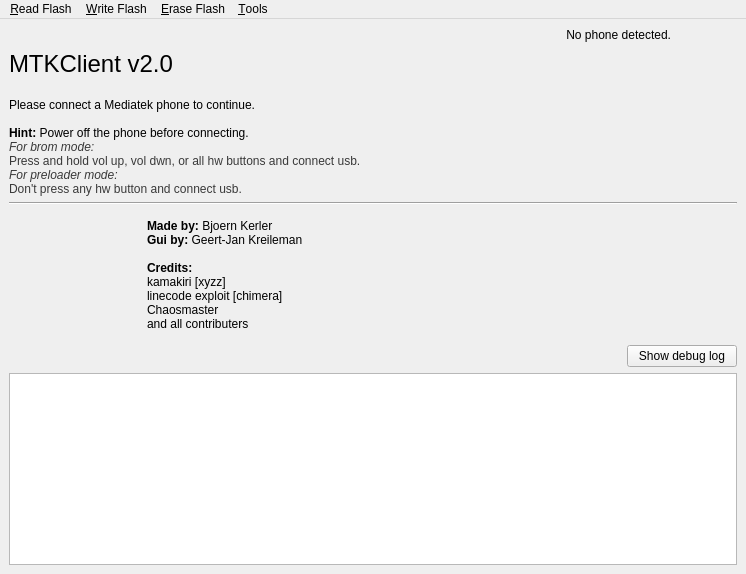
This is mtkclient/gui/main_gui.ui in emtee40/mtk-client as Qt 5 draws it before an edit. The edited form follows.
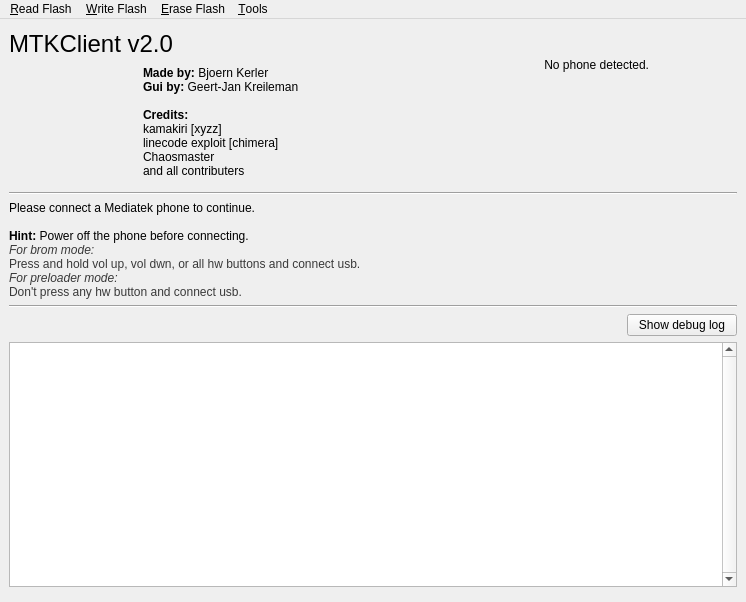
This is the edited form. Icons and pictures are not drawn.

Commit message: Fix window resize

What changed in the file:
```diff
--- a/mtkclient/gui/main_gui.ui
+++ b/mtkclient/gui/main_gui.ui
@@ -10,7 +10,7 @@
     <x>0</x>
     <y>0</y>
     <width>746</width>
-    <height>574</height>
+    <height>602</height>
    </rect>
   </property>
   <property name="sizePolicy">
@@ -35,8 +35,97 @@
    <bool>false</bool>
   </property>
   <widget class="QWidget" name="centralwidget">
-   <layout class="QGridLayout" name="gridLayout">
+   <layout class="QGridLayout" name="gridLayout_2">
+    <item row="0" column="2">
+     <widget class="QWidget" name="widget_3" native="true">
+      <property name="sizePolicy">
+       <sizepolicy hsizetype="Fixed" vsizetype="Fixed">
+        <horstretch>0</horstretch>
+        <verstretch>0</verstretch>
+       </sizepolicy>
+      </property>
+      <property name="minimumSize">
+       <size>
+        <width>70</width>
+        <height>128</height>
+       </size>
+      </property>
+      <widget class="QLabel" name="pic">
+       <property name="geometry">
+        <rect>
+         <x>0</x>
+         <y>0</y>
+         <width>71</width>
+         <height>128</height>
+        </rect>
+       </property>
+       <property name="sizePolicy">
+        <sizepolicy hsizetype="MinimumExpanding" vsizetype="Fixed">
+         <horstretch>0</horstretch>
+         <verstretch>0</verstretch>
+        </sizepolicy>
+       </property>
+       <property name="minimumSize">
+        <size>
+         <width>50</width>
+         <height>128</height>
+        </size>
+       </property>
+       <property name="maximumSize">
+        <size>
+         <width>87</width>
+         <height>128</height>
+        </size>
+       </property>
+       <property name="text">
+        <string/>
+       </property>
+       <property name="pixmap">
+        <pixmap>images/phone_notfound.png</pixmap>
+       </property>
+       <property name="scaledContents">
+        <bool>true</bool>
+       </property>
+       <property name="alignment">
+        <set>Qt::AlignCenter</set>
+       </property>
+       <property name="wordWrap">
+        <bool>false</bool>
+       </property>
+      </widget>
+      <widget class="QLabel" name="spinner_pic">
+       <property name="geometry">
+        <rect>
+         <x>10</x>
+         <y>40</y>
+         <width>51</width>
+         <height>51</height>
+        </rect>
+       </property>
+       <property name="sizePolicy">
+        <sizepolicy hsizetype="Fixed" vsizetype="Fixed">
+         <horstretch>0</horstretch>
+         <verstretch>0</verstretch>
+        </sizepolicy>
+       </property>
+       <property name="text">
+        <string/>
+       </property>
+       <property name="pixmap">
+        <pixmap>images/phone_loading.png</pixmap>
+       </property>
+       <property name="scaledContents">
+        <bool>true</bool>
+       </property>
+       <property name="alignment">
+        <set>Qt::AlignCenter</set>
+       </property>
+      </widget>
+     </widget>
+    </item>
     <item row="0" column="0">
+     <layout class="QVBoxLayout" name="verticalLayout">
+      <item>
      <widget class="QLabel" name="title">
       <property name="enabled">
        <bool>true</bool>
@@ -88,74 +177,8 @@
       </property>
      </widget>
     </item>
-    <item row="0" column="3" rowspan="2">
-     <widget class="QLabel" name="pic">
-      <property name="sizePolicy">
-       <sizepolicy hsizetype="Fixed" vsizetype="Fixed">
-        <horstretch>0</horstretch>
-        <verstretch>0</verstretch>
-       </sizepolicy>
-      </property>
-      <property name="minimumSize">
-       <size>
-        <width>60</width>
-        <height>128</height>
-       </size>
-      </property>
-      <property name="maximumSize">
-       <size>
-        <width>87</width>
-        <height>128</height>
-       </size>
-      </property>
-      <property name="text">
-       <string/>
-      </property>
-      <property name="pixmap">
-       <pixmap>images/phone_notfound.png</pixmap>
-      </property>
-      <property name="scaledContents">
-       <bool>true</bool>
-      </property>
-      <property name="alignment">
-       <set>Qt::AlignCenter</set>
-      </property>
-      <property name="wordWrap">
-       <bool>false</bool>
-      </property>
-     </widget>
-    </item>
-    <item row="0" column="2">
-     <widget class="QLabel" name="phoneInfoTextbox">
-      <property name="sizePolicy">
-       <sizepolicy hsizetype="Expanding" vsizetype="Expanding">
-        <horstretch>0</horstretch>
-        <verstretch>0</verstretch>
-       </sizepolicy>
-      </property>
-      <property name="text">
-       <string>No phone detected.</string>
-      </property>
-      <property name="alignment">
-       <set>Qt::AlignRight|Qt::AlignTop|Qt::AlignTrailing</set>
-      </property>
-      <property name="wordWrap">
-       <bool>true</bool>
-      </property>
-     </widget>
-    </item>
-    <item row="2" column="0" colspan="4">
-     <widget class="Line" name="line">
-      <property name="orientation">
-       <enum>Qt::Horizontal</enum>
-      </property>
-     </widget>
-    </item>
-    <item row="3" column="0" colspan="4">
-     <layout class="QHBoxLayout" name="horizontalLayout_2">
-      <property name="spacing">
-       <number>10</number>
-      </property>
+      <item>
+       <layout class="QHBoxLayout" name="horizontalLayout">
       <item>
        <widget class="QLabel" name="logoPic">
         <property name="sizePolicy">
@@ -193,7 +216,7 @@
       <item>
        <widget class="QLabel" name="copyrightInfo">
         <property name="sizePolicy">
-         <sizepolicy hsizetype="Preferred" vsizetype="Fixed">
+           <sizepolicy hsizetype="MinimumExpanding" vsizetype="Minimum">
           <horstretch>0</horstretch>
           <verstretch>0</verstretch>
          </sizepolicy>
@@ -203,12 +226,47 @@
         </property>
        </widget>
       </item>
-     </layout>
-    </item>
-    <item row="1" column="0" colspan="3">
+        <item>
+         <widget class="QLabel" name="phoneInfoTextbox">
+          <property name="sizePolicy">
+           <sizepolicy hsizetype="MinimumExpanding" vsizetype="Minimum">
+            <horstretch>0</horstretch>
+            <verstretch>0</verstretch>
+           </sizepolicy>
+          </property>
+          <property name="text">
+           <string>No phone detected.</string>
+          </property>
+          <property name="alignment">
+           <set>Qt::AlignRight|Qt::AlignTop|Qt::AlignTrailing</set>
+          </property>
+          <property name="wordWrap">
+           <bool>true</bool>
+          </property>
+         </widget>
+        </item>
+       </layout>
+      </item>
+     </layout>
+    </item>
+    <item row="1" column="0" colspan="4">
+     <widget class="Line" name="line_2">
+      <property name="orientation">
+       <enum>Qt::Horizontal</enum>
+      </property>
+     </widget>
+    </item>
+    <item row="3" column="0" colspan="4">
+     <widget class="Line" name="line">
+      <property name="orientation">
+       <enum>Qt::Horizontal</enum>
+      </property>
+     </widget>
+    </item>
+    <item row="2" column="0" colspan="2">
      <widget class="QLabel" name="status">
       <property name="sizePolicy">
-       <sizepolicy hsizetype="Expanding" vsizetype="Expanding">
+       <sizepolicy hsizetype="MinimumExpanding" vsizetype="Fixed">
         <horstretch>0</horstretch>
         <verstretch>0</verstretch>
        </sizepolicy>
@@ -236,47 +294,12 @@
       </property>
      </widget>
     </item>
-    <item row="5" column="0" colspan="4">
-     <widget class="QPlainTextEdit" name="logBox">
-      <property name="minimumSize">
-       <size>
-        <width>722</width>
-        <height>0</height>
-       </size>
-      </property>
-      <property name="styleSheet">
-       <string notr="true"/>
-      </property>
-      <property name="readOnly">
-       <bool>true</bool>
-      </property>
-      <property name="hidden" stdset="0">
-       <bool>false</bool>
-      </property>
-     </widget>
-    </item>
     <item row="4" column="0" colspan="4">
-     <layout class="QHBoxLayout" name="horizontalLayout_4" stretch="0,0">
-      <property name="spacing">
-       <number>0</number>
-      </property>
-      <property name="sizeConstraint">
-       <enum>QLayout::SetNoConstraint</enum>
-      </property>
-      <item>
-       <spacer name="horizontalSpacer">
-        <property name="orientation">
-         <enum>Qt::Horizontal</enum>
-        </property>
-        <property name="sizeHint" stdset="0">
-         <size>
-          <width>40</width>
-          <height>20</height>
-         </size>
-        </property>
-       </spacer>
+     <layout class="QGridLayout" name="gridLayout">
+      <item row="2" column="0">
+       <widget class="QWidget" name="widget_2" native="true"/>
       </item>
-      <item>
+      <item row="0" column="1">
        <widget class="QPushButton" name="debugBtn">
         <property name="sizePolicy">
          <sizepolicy hsizetype="Fixed" vsizetype="Fixed">
@@ -304,10 +327,8 @@
         </property>
        </widget>
       </item>
-     </layout>
-    </item>
-    <item row="0" column="1">
-     <spacer name="horizontalSpacer_2">
+      <item row="0" column="0">
+       <spacer name="horizontalSpacer">
       <property name="orientation">
        <enum>Qt::Horizontal</enum>
       </property>
@@ -319,35 +340,37 @@
       </property>
      </spacer>
     </item>
-   </layout>
-   <widget class="QLabel" name="spinner_pic">
-    <property name="geometry">
-     <rect>
-      <x>655</x>
-      <y>42</y>
-      <width>64</width>
-      <height>64</height>
-     </rect>
-    </property>
+      <item row="1" column="0" colspan="2">
+       <widget class="QPlainTextEdit" name="logBox">
     <property name="sizePolicy">
-     <sizepolicy hsizetype="Fixed" vsizetype="Fixed">
+         <sizepolicy hsizetype="Expanding" vsizetype="Expanding">
       <horstretch>0</horstretch>
       <verstretch>0</verstretch>
      </sizepolicy>
     </property>
-    <property name="text">
-     <string/>
-    </property>
-    <property name="pixmap">
-     <pixmap>images/phone_loading.png</pixmap>
-    </property>
-    <property name="scaledContents">
+        <property name="minimumSize">
+         <size>
+          <width>722</width>
+          <height>0</height>
+         </size>
+        </property>
+        <property name="styleSheet">
+         <string notr="true"/>
+        </property>
+        <property name="verticalScrollBarPolicy">
+         <enum>Qt::ScrollBarAlwaysOn</enum>
+        </property>
+        <property name="readOnly">
+         <bool>true</bool>
+        </property>
+        <property name="hidden" stdset="0">
      <bool>false</bool>
     </property>
-    <property name="alignment">
-     <set>Qt::AlignCenter</set>
-    </property>
-   </widget>
+       </widget>
+      </item>
+     </layout>
+    </item>
+   </layout>
   </widget>
   <widget class="QMenuBar" name="menubar">
    <property name="geometry">
```
Lines whose indentation alone changed are shown as unchanged. The commit also changes 1 other file.
